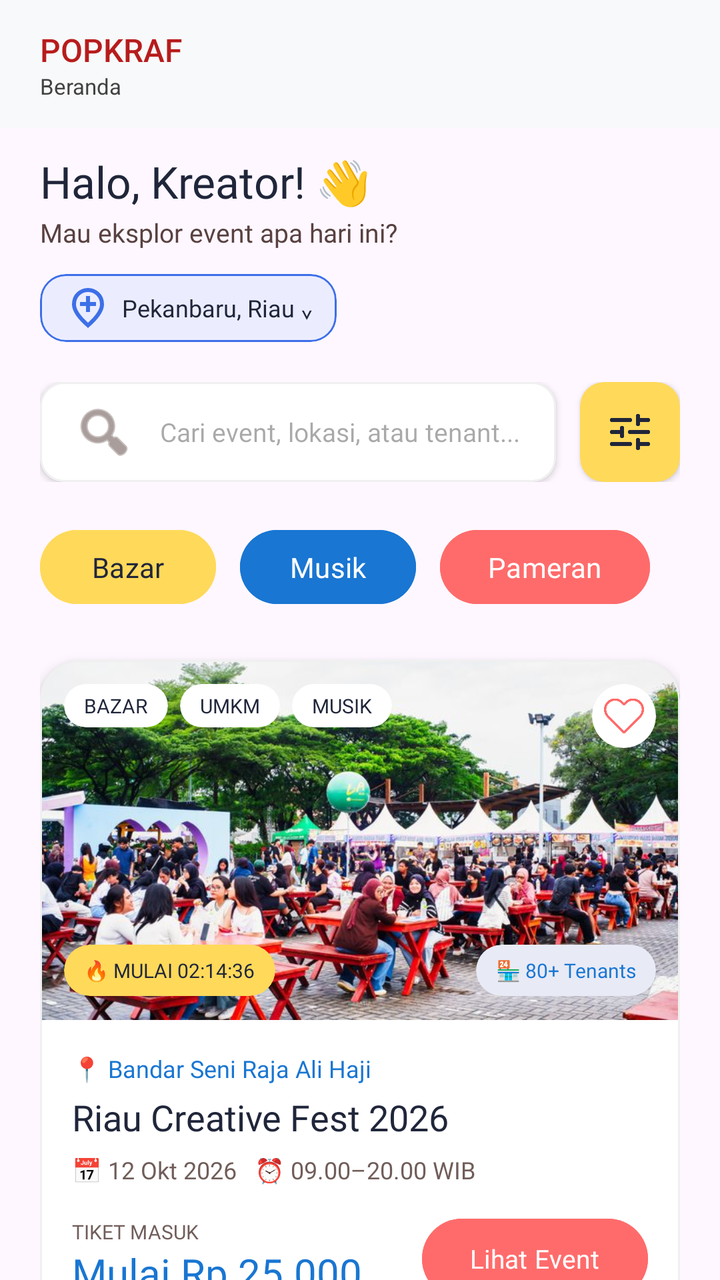
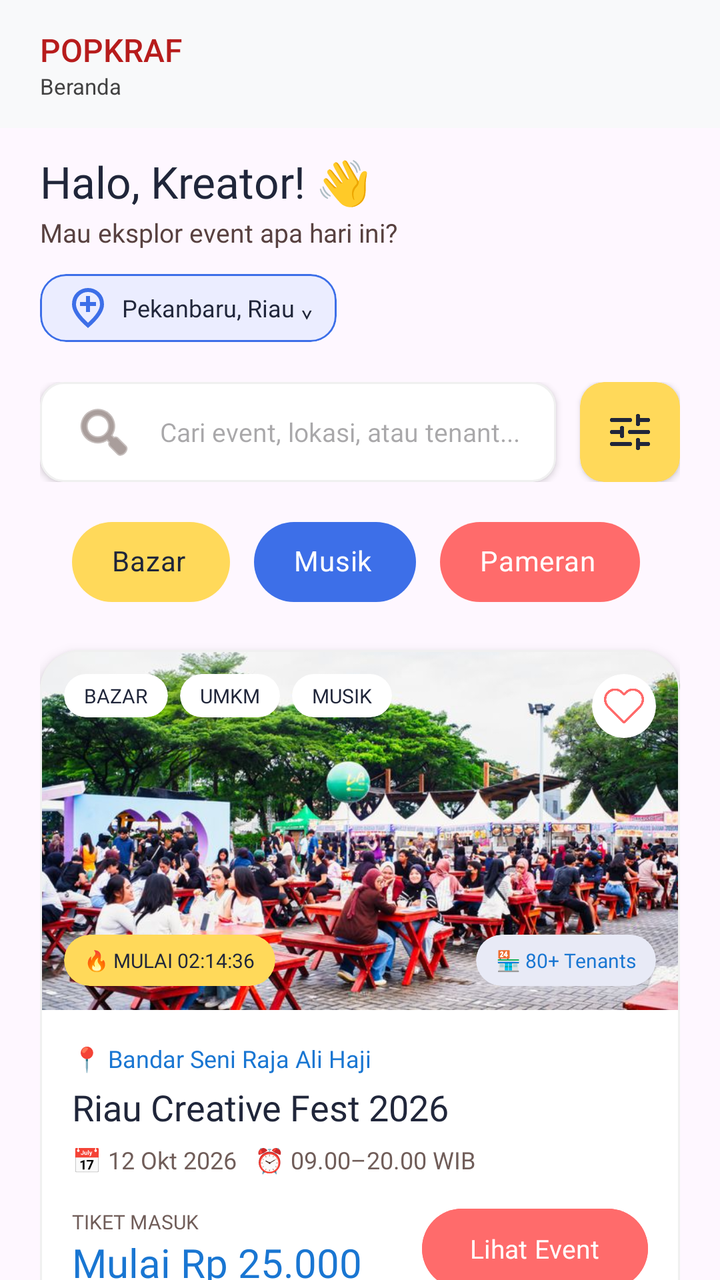

The first picture is an Android layout as it rendered before a commit; the second is the same layout after the commit. The layout source and the unified diff follow.
<!-- AndroidManifest.xml: application theme Theme.Projek_Ghania_Mobile -->
<!-- res/layout/activity_home_fragment.xml -->
<?xml version="1.0" encoding="utf-8"?>
<androidx.constraintlayout.widget.ConstraintLayout
    xmlns:android="http://schemas.android.com/apk/res/android"
    xmlns:app="http://schemas.android.com/apk/res-auto"
    xmlns:tools="http://schemas.android.com/tools"
    android:layout_width="match_parent"
    android:layout_height="match_parent">
    <androidx.appcompat.widget.Toolbar
        android:id="@+id/toolbar"
        android:layout_width="match_parent"
        android:layout_height="?attr/actionBarSize"
        android:background="#F8F9FA"
        app:contentInsetStart="0dp"
        app:layout_constraintEnd_toEndOf="parent"
        app:layout_constraintStart_toStartOf="parent"
        app:layout_constraintTop_toTopOf="parent">

        <androidx.constraintlayout.widget.ConstraintLayout
            android:layout_width="match_parent"
            android:layout_height="match_parent"
            android:paddingHorizontal="20dp">

            <LinearLayout
                android:id="@+id/linearLayout"
                android:layout_width="wrap_content"
                android:layout_height="wrap_content"
                android:orientation="vertical"
                app:layout_constraintBottom_toBottomOf="parent"
                app:layout_constraintStart_toStartOf="parent"
                app:layout_constraintTop_toTopOf="parent">

                <TextView
                    android:layout_width="wrap_content"
                    android:layout_height="wrap_content"
                    android:fontFamily="sans-serif-medium"
                    android:text="POPKRAF"
                    android:textColor="#B71C1C"
                    android:textSize="16sp" />

                <TextView
                    android:layout_width="wrap_content"
                    android:layout_height="wrap_content"
                    android:text="Beranda"
                    android:textColor="#424242"
                    android:textSize="11sp" />
            </LinearLayout>
        </androidx.constraintlayout.widget.ConstraintLayout>
    </androidx.appcompat.widget.Toolbar>

    <androidx.core.widget.NestedScrollView
        android:layout_width="match_parent"
        android:layout_height="0dp"
        android:clipToPadding="false"
        android:paddingBottom="110dp"
        app:layout_constraintBottom_toBottomOf="parent"
        app:layout_constraintEnd_toEndOf="parent"
        app:layout_constraintStart_toStartOf="parent"
        app:layout_constraintTop_toBottomOf="@+id/toolbar">

        <LinearLayout
            android:layout_width="match_parent"
            android:layout_height="wrap_content"
            android:orientation="vertical"
            android:paddingHorizontal="20dp"
            android:paddingTop="12dp">

            <TextView
                android:id="@+id/tvSapaan"
                android:layout_width="wrap_content"
                android:layout_height="wrap_content"
                android:fontFamily="@font/nunito_extrabold"
                android:text="Halo, Kreator! 👋"
                android:textColor="@color/deep_ink"
                android:textSize="22sp" />

            <TextView
                android:layout_width="wrap_content"
                android:layout_height="wrap_content"
                android:layout_marginTop="2dp"
                android:fontFamily="@font/nunito_regular"
                android:text="Mau eksplor event apa hari ini?"
                android:textColor="@color/secondary_text"
                android:textSize="13sp" />

            <com.google.android.material.card.MaterialCardView
                android:layout_width="wrap_content"
                android:layout_height="wrap_content"
                android:layout_marginTop="12dp"
                app:cardBackgroundColor="#EBEDFF"
                app:cardCornerRadius="13dp"
                app:cardElevation="0dp"
                app:strokeWidth="1dp"
                app:strokeColor="@color/cobalt_blue">

                <TextView
                    android:layout_width="wrap_content"
                    android:layout_height="wrap_content"
                    android:drawablePadding="5dp"
                    android:drawableStart="@drawable/ic_lokasi"
                    android:drawableTint="@color/cobalt_blue"
                    android:gravity="center_vertical"
                    android:fontFamily="@font/nunito_bold"
                    android:paddingHorizontal="12dp"
                    android:paddingVertical="5dp"
                    android:text="Pekanbaru, Riau ⌄"
                    android:textColor="@color/deep_ink"
                    android:textSize="12sp" />
            </com.google.android.material.card.MaterialCardView>

            <LinearLayout
                android:layout_width="match_parent"
                android:layout_height="50dp"
                android:layout_marginTop="20dp"
                android:orientation="horizontal">

                <com.google.android.material.card.MaterialCardView
                    android:layout_width="0dp"
                    android:layout_height="match_parent"
                    android:layout_weight="1"
                    app:cardBackgroundColor="#FFFFFF"
                    app:cardCornerRadius="12dp"
                    app:cardElevation="2dp"
                    app:strokeColor="#F0F0F0"
                    app:strokeWidth="1dp">

                    <EditText
                        android:id="@+id/etSearch"
                        android:layout_width="match_parent"
                        android:layout_height="match_parent"
                        android:background="@null"
                        android:drawableStart="@android:drawable/ic_menu_search"
                        android:drawablePadding="12dp"
                        android:drawableTint="#705D59"
                        android:fontFamily="@font/nunito_regular"
                        android:hint="Cari event, lokasi, atau tenant..."
                        android:paddingHorizontal="16dp"
                        android:textSize="13sp" />
                </com.google.android.material.card.MaterialCardView>

                <com.google.android.material.card.MaterialCardView
                    android:id="@+id/btnFilter"
                    android:layout_width="50dp"
                    android:layout_height="50dp"
                    android:layout_marginStart="12dp"
                    app:cardBackgroundColor="@color/sun_yellow"
                    app:cardCornerRadius="12dp"
                    app:cardElevation="2dp"
                    app:strokeWidth="0dp">

                    <ImageView
                        android:layout_width="24dp"
                        android:layout_height="24dp"
                        android:layout_gravity="center"
                        android:src="@drawable/ic_settings"
                        app:tint="@color/deep_ink" />
                </com.google.android.material.card.MaterialCardView>
            </LinearLayout>

            <HorizontalScrollView
                android:layout_width="match_parent"
                android:layout_height="wrap_content"
                android:layout_marginTop="20dp"
                android:scrollbars="none">

                <LinearLayout
                    android:layout_width="wrap_content"
                    android:layout_height="wrap_content"
                    android:orientation="horizontal"
                    android:paddingBottom="4dp">

                    <Button
                        android:layout_width="wrap_content"
                        android:layout_height="45dp"
                        android:layout_marginEnd="12dp"
                        android:fontFamily="@font/nunito_bold"
                        android:text="Bazar"
                        android:textColor="#20263A"
                        android:backgroundTint="#FFD95A" />

                    <Button
                        android:layout_width="wrap_content"
                        android:layout_height="45dp"
                        android:layout_marginEnd="12dp"
                        android:fontFamily="@font/nunito_bold"
                        android:text="Musik"
                        android:textColor="#FFFFFF"
                        android:backgroundTint="#1976D2" />

                    <Button
                        android:layout_width="wrap_content"
                        android:layout_height="45dp"
                        android:fontFamily="@font/nunito_bold"
                        android:text="Pameran"
                        android:textColor="#FFFFFF"
                        android:backgroundTint="#FF6B6B" />

                </LinearLayout>
            </HorizontalScrollView>

            <com.google.android.material.card.MaterialCardView
                android:layout_width="match_parent"
                android:layout_height="wrap_content"
                android:layout_marginTop="20dp"
                app:cardBackgroundColor="#FFFFFF"
                app:cardCornerRadius="20dp"
                app:cardElevation="4dp"
                app:strokeColor="#F0F0F0"
                app:strokeWidth="1dp">

                <androidx.constraintlayout.widget.ConstraintLayout
                    android:layout_width="match_parent"
                    android:layout_height="wrap_content"
                    android:paddingBottom="20dp">

                    <ImageView
                        android:id="@+id/ivEventImage"
                        android:layout_width="match_parent"
                        android:layout_height="180dp"
                        android:background="#E0E0E0"
                        android:scaleType="centerCrop"
                        app:layout_constraintTop_toTopOf="parent"
                        app:srcCompat="@drawable/event_pku"/>

                    <LinearLayout
                        android:layout_width="wrap_content"
                        android:layout_height="wrap_content"
                        android:layout_marginStart="12dp"
                        android:layout_marginTop="12dp"
                        android:orientation="horizontal"
                        app:layout_constraintStart_toStartOf="parent"
                        app:layout_constraintTop_toTopOf="parent">

                        <com.google.android.material.card.MaterialCardView
                            android:layout_width="wrap_content"
                            android:layout_height="wrap_content"
                            android:layout_marginEnd="6dp"
                            app:cardBackgroundColor="#FFFFFF"
                            app:cardCornerRadius="12dp"
                            app:strokeWidth="0dp">
                            <TextView
                                android:layout_width="wrap_content"
                                android:layout_height="wrap_content"
                                android:fontFamily="@font/nunito_bold"
                                android:paddingHorizontal="10dp"
                                android:paddingVertical="4dp"
                                android:text="BAZAR"
                                android:textColor="#20263A"
                                android:textSize="10sp" />
                        </com.google.android.material.card.MaterialCardView>

                        <com.google.android.material.card.MaterialCardView
                            android:layout_width="wrap_content"
                            android:layout_height="wrap_content"
                            android:layout_marginEnd="6dp"
                            app:cardBackgroundColor="#FFFFFF"
                            app:cardCornerRadius="12dp"
                            app:strokeWidth="0dp">
                            <TextView
                                android:layout_width="wrap_content"
                                android:layout_height="wrap_content"
                                android:fontFamily="@font/nunito_bold"
                                android:paddingHorizontal="10dp"
                                android:paddingVertical="4dp"
                                android:text="UMKM"
                                android:textColor="#20263A"
                                android:textSize="10sp" />
                        </com.google.android.material.card.MaterialCardView>

                        <com.google.android.material.card.MaterialCardView
                            android:layout_width="wrap_content"
                            android:layout_height="wrap_content"
                            app:cardBackgroundColor="#FFFFFF"
                            app:cardCornerRadius="12dp"
                            app:strokeWidth="0dp">
                            <TextView
                                android:layout_width="wrap_content"
                                android:layout_height="wrap_content"
                                android:fontFamily="@font/nunito_bold"
                                android:paddingHorizontal="10dp"
                                android:paddingVertical="4dp"
                                android:text="MUSIK"
                                android:textColor="#20263A"
                                android:textSize="10sp" />
                        </com.google.android.material.card.MaterialCardView>
                    </LinearLayout>

                    <com.google.android.material.card.MaterialCardView
                        android:layout_width="32dp"
                        android:layout_height="32dp"
                        android:layout_marginTop="12dp"
                        android:layout_marginEnd="12dp"
                        app:cardBackgroundColor="#FFFFFF"
                        app:cardCornerRadius="16dp"
                        app:strokeWidth="0dp"
                        app:layout_constraintEnd_toEndOf="parent"
                        app:layout_constraintTop_toTopOf="parent">

                        <ImageView
                            android:layout_width="match_parent"
                            android:layout_height="match_parent"
                            android:padding="6dp"
                            android:src="@drawable/heart"
                            app:tint="@color/coral" />
                    </com.google.android.material.card.MaterialCardView>

                    <com.google.android.material.card.MaterialCardView
                        android:layout_width="wrap_content"
                        android:layout_height="wrap_content"
                        android:layout_marginStart="12dp"
                        android:layout_marginBottom="12dp"
                        app:cardBackgroundColor="#FFD95A"
                        app:cardCornerRadius="14dp"
                        app:layout_constraintBottom_toBottomOf="@+id/ivEventImage"
                        app:layout_constraintStart_toStartOf="parent"
                        app:strokeWidth="0dp">
                        <TextView
                            android:layout_width="wrap_content"
                            android:layout_height="wrap_content"
                            android:fontFamily="@font/nunito_bold"
                            android:paddingHorizontal="10dp"
                            android:paddingVertical="6dp"
                            android:text="🔥 MULAI 02:14:36"
                            android:textColor="#20263A"
                            android:textSize="10sp" />
                    </com.google.android.material.card.MaterialCardView>

                    <com.google.android.material.card.MaterialCardView
                        android:layout_width="wrap_content"
                        android:layout_height="wrap_content"
                        android:layout_marginEnd="12dp"
                        android:layout_marginBottom="12dp"
                        app:cardBackgroundColor="#E8EAF6"
                        app:cardCornerRadius="14dp"
                        app:layout_constraintBottom_toBottomOf="@+id/ivEventImage"
                        app:layout_constraintEnd_toEndOf="parent"
                        app:strokeWidth="0dp">
                        <TextView
                            android:layout_width="wrap_content"
                            android:layout_height="wrap_content"
                            android:fontFamily="@font/nunito_bold"
                            android:paddingHorizontal="10dp"
                            android:paddingVertical="6dp"
                            android:text="🏪 80+ Tenants"
                            android:textColor="#1976D2"
                            android:textSize="10sp" />
                    </com.google.android.material.card.MaterialCardView>

                    <TextView
                        android:id="@+id/tvLocationEvent"
                        android:layout_width="wrap_content"
                        android:layout_height="wrap_content"
                        android:layout_marginStart="16dp"
                        android:layout_marginTop="16dp"
                        android:fontFamily="@font/nunito_bold"
                        android:text="📍 Bandar Seni Raja Ali Haji"
                        android:textColor="#1976D2"
                        android:textSize="12sp"
                        app:layout_constraintStart_toStartOf="parent"
                        app:layout_constraintTop_toBottomOf="@+id/ivEventImage" />

                    <TextView
                        android:id="@+id/tvEventTitle"
                        android:layout_width="match_parent"
                        android:layout_height="wrap_content"
                        android:layout_marginHorizontal="16dp"
                        android:layout_marginTop="4dp"
                        android:fontFamily="@font/nunito_extrabold"
                        android:text="Riau Creative Fest 2026"
                        android:textColor="#20263A"
                        android:textSize="18sp"
                        app:layout_constraintTop_toBottomOf="@+id/tvLocationEvent" />

                    <TextView
                        android:id="@+id/tvEventDateTime"
                        android:layout_width="match_parent"
                        android:layout_height="wrap_content"
                        android:layout_marginHorizontal="16dp"
                        android:layout_marginTop="6dp"
                        android:fontFamily="@font/nunito_regular"
                        android:text="📅 12 Okt 2026   ⏰ 09.00–20.00 WIB"
                        android:textColor="#705D59"
                        android:textSize="12sp"
                        app:layout_constraintTop_toBottomOf="@+id/tvEventTitle" />

                    <TextView
                        android:id="@+id/tvLabelHarga"
                        android:layout_width="wrap_content"
                        android:layout_height="wrap_content"
                        android:layout_marginStart="16dp"
                        android:layout_marginTop="16dp"
                        android:fontFamily="@font/nunito_extrabold"
                        android:text="TIKET MASUK"
                        android:textColor="#705D59"
                        android:textSize="10sp"
                        app:layout_constraintStart_toStartOf="parent"
                        app:layout_constraintTop_toBottomOf="@+id/tvEventDateTime" />

                    <TextView
                        android:id="@+id/tvEventPrice"
                        android:layout_width="wrap_content"
                        android:layout_height="wrap_content"
                        android:fontFamily="@font/nunito_extrabold"
                        android:text="Mulai Rp 25.000"
                        android:textColor="#1976D2"
                        android:textSize="20sp"
                        app:layout_constraintStart_toStartOf="@+id/tvLabelHarga"
                        app:layout_constraintTop_toBottomOf="@+id/tvLabelHarga" />

                    <Button
                        android:id="@+id/btnLihatEvent"
                        android:layout_width="wrap_content"
                        android:layout_height="48dp"
                        android:layout_marginEnd="16dp"
                        android:fontFamily="@font/nunito_bold"
                        android:text="Lihat Event"
                        android:textColor="#FFFFFF"
                        android:textSize="13sp"
                        android:backgroundTint="#FF6B6B"
                        app:layout_constraintBottom_toBottomOf="@+id/tvEventPrice"
                        app:layout_constraintEnd_toEndOf="parent"
                        app:layout_constraintTop_toTopOf="@+id/tvLabelHarga" />

                </androidx.constraintlayout.widget.ConstraintLayout>
            </com.google.android.material.card.MaterialCardView>

            <LinearLayout
                android:layout_width="match_parent"
                android:layout_height="wrap_content"
                android:orientation="horizontal"
                android:layout_marginTop="15dp"
                android:padding="16dp"
                android:gravity="center_vertical"
                android:background="@color/lilac">

                <ImageView
                    android:id="@+id/ivMegaphone"
                    android:layout_width="44dp"
                    android:layout_height="44dp"
                    android:background="@color/sun_yellow"
                    android:padding="10dp"
                    android:src="@drawable/ic_announcement"
                    app:tint="@color/deep_ink" />

                <LinearLayout
                    android:layout_width="0dp"
                    android:layout_height="wrap_content"
                    android:layout_weight="1"
                    android:orientation="vertical"
                    android:layout_marginStart="12dp"
                    android:layout_marginEnd="12dp">

                    <TextView
                        android:id="@+id/tvTenantTitle"
                        android:layout_width="wrap_content"
                        android:layout_height="wrap_content"
                        android:fontFamily="@font/nunito_bold"
                        android:text="Punya Event atau Tenant?"
                        android:textColor="@color/deep_ink"
                        android:textSize="13sp" />

                    <TextView
                        android:id="@+id/tvTenantSubtitle"
                        android:layout_width="wrap_content"
                        android:layout_height="wrap_content"
                        android:fontFamily="@font/nunito_regular"
                        android:text="Buka lapak kreasimu di PopKraf !"
                        android:textColor="@color/secondary_text"
                        android:textSize="11sp" />
                </LinearLayout>

                <Button
                    android:id="@+id/btnDaftarTenant"
                    android:layout_width="wrap_content"
                    android:layout_height="40dp"
                    android:fontFamily="@font/nunito_bold"
                    android:text="Daftar"
                    android:textColor="@color/white"
                    android:textSize="12sp"
                    android:backgroundTint="@color/deep_ink" />

            </LinearLayout>
        </LinearLayout>
    </androidx.core.widget.NestedScrollView>
</androidx.constraintlayout.widget.ConstraintLayout>
<!-- resources referenced by this layout -->
<resources>
  <color name="cobalt_blue">#3D6FE8</color>
  <color name="coral">#FF6B6B</color>
  <color name="deep_ink">#20263A</color>
  <color name="lilac">#EBEDFF</color>
  <color name="secondary_text">#584140</color>
  <color name="sun_yellow">#FFD95A</color>
  <color name="white">#FFFFFF</color>
  <!-- drawable event_pku: jpg bitmap (drawable, 94504 bytes) -->
  <!-- drawable heart: png bitmap (drawable, 7608 bytes) -->
  <!-- drawable ic_announcement: png bitmap (drawable, 12164 bytes) -->
  <!-- drawable ic_lokasi (drawable) -->
  <vector xmlns:android="http://schemas.android.com/apk/res/android" android:height="24dp" android:tint="#000000" android:viewportHeight="960" android:viewportWidth="960" android:width="24dp">
        
      <path android:fillColor="@android:color/white" android:pathData="M440,560L520,560L520,440L640,440L640,360L520,360L520,240L440,240L440,360L320,360L320,440L440,440L440,560ZM480,774Q602,662 661,570.5Q720,479 720,408Q720,299 650.5,229.5Q581,160 480,160Q379,160 309.5,229.5Q240,299 240,408Q240,479 299,570.5Q358,662 480,774ZM480,880Q319,743 239.5,625.5Q160,508 160,408Q160,258 256.5,169Q353,80 480,80Q607,80 703.5,169Q800,258 800,408Q800,508 720.5,625.5Q641,743 480,880ZM480,400Q480,400 480,400Q480,400 480,400Q480,400 480,400Q480,400 480,400Q480,400 480,400Q480,400 480,400Q480,400 480,400Q480,400 480,400Z"/>
      
  </vector>
  <!-- drawable ic_settings: png bitmap (drawable, 6645 bytes) -->
  <style name="Theme.Projek_Ghania_Mobile" parent="Base.Theme.Projek_Ghania_Mobile" />
  <style name="Base.Theme.Projek_Ghania_Mobile" parent="Theme.Material3.DayNight.NoActionBar">
          
          
      </style>
</resources>

<!-- the commit's change to res/layout/activity_home_fragment.xml (unified diff, before → after) -->
@@ -157,44 +157,94 @@
             </LinearLayout>
 
             <HorizontalScrollView
+                android:id="@+id/scrollChipGroup"
                 android:layout_width="match_parent"
                 android:layout_height="wrap_content"
-                android:layout_marginTop="20dp"
-                android:scrollbars="none">
-
-                <LinearLayout
+                android:layout_marginTop="16dp"
+                android:layout_marginHorizontal="16dp"
+                android:scrollbars="none"
+                app:layout_constraintTop_toBottomOf="@id/etSearch"
+                app:layout_constraintStart_toStartOf="parent"
+                app:layout_constraintEnd_toEndOf="parent">
+
+                <com.google.android.material.chip.ChipGroup
+                    android:id="@+id/chipGroupKategori"
                     android:layout_width="wrap_content"
                     android:layout_height="wrap_content"
-                    android:orientation="horizontal"
-                    android:paddingBottom="4dp">
-
-                    <Button
-                        android:layout_width="wrap_content"
-                        android:layout_height="45dp"
-                        android:layout_marginEnd="12dp"
-                        android:fontFamily="@font/nunito_bold"
+                    app:singleLine="true"
+                    app:singleSelection="false"
+                    app:chipSpacingHorizontal="12dp">
+
+                    <com.google.android.material.chip.Chip
+                        android:id="@+id/chipBazar"
+                        style="@style/Widget.MaterialComponents.Chip.Choice"
+                        android:layout_width="wrap_content"
+                        android:layout_height="wrap_content"
                         android:text="Bazar"
-                        android:textColor="#20263A"
-                        android:backgroundTint="#FFD95A" />
-
-                    <Button
-                        android:layout_width="wrap_content"
-                        android:layout_height="45dp"
-                        android:layout_marginEnd="12dp"
-                        android:fontFamily="@font/nunito_bold"
+                        android:textColor="@color/deep_ink"
+                        android:fontFamily="@font/nunito_black"
+                        android:textStyle="bold"
+                        android:checkable="true"
+                        app:checkedIconVisible="true"
+                        app:chipBackgroundColor="@color/sun_yellow"
+                        app:chipCornerRadius="20dp"
+                        app:chipMinHeight="40dp"
+                        app:textStartPadding="16dp"
+                        app:textEndPadding="16dp"/>
+
+                    <com.google.android.material.chip.Chip
+                        android:id="@+id/chipMusik"
+                        style="@style/Widget.MaterialComponents.Chip.Choice"
+                        android:layout_width="wrap_content"
+                        android:layout_height="wrap_content"
                         android:text="Musik"
-                        android:textColor="#FFFFFF"
-                        android:backgroundTint="#1976D2" />
-
-                    <Button
-                        android:layout_width="wrap_content"
-                        android:layout_height="45dp"
-                        android:fontFamily="@font/nunito_bold"
+                        android:fontFamily="@font/nunito_black"
+                        android:textColor="@color/white"
+                        android:textStyle="bold"
+                        android:checkable="true"
+                        app:checkedIconVisible="true"
+                        app:chipBackgroundColor="@color/cobalt_blue"
+                        app:chipCornerRadius="20dp"
+                        app:chipMinHeight="40dp"
+                        app:textStartPadding="16dp"
+                        app:textEndPadding="16dp"/>
+
+                    <com.google.android.material.chip.Chip
+                        android:id="@+id/chipPameran"
+                        style="@style/Widget.MaterialComponents.Chip.Choice"
+                        android:layout_width="wrap_content"
+                        android:layout_height="wrap_content"
                         android:text="Pameran"
-                        android:textColor="#FFFFFF"
-                        android:backgroundTint="#FF6B6B" />
-
-                </LinearLayout>
+                        android:textColor="@color/white"
+                        android:fontFamily="@font/nunito_black"
+                        android:textStyle="bold"
+                        android:checkable="true"
+                        app:checkedIconVisible="true"
+                        app:chipBackgroundColor="@color/coral"
+                        app:chipCornerRadius="20dp"
+                        app:chipMinHeight="40dp"
+                        app:textStartPadding="16dp"
+                        app:textEndPadding="16dp"/>
+
+                    <com.google.android.material.chip.Chip
+                        android:id="@+id/chipFestival"
+                        style="@style/Widget.MaterialComponents.Chip.Choice"
+                        android:layout_width="wrap_content"
+                        android:layout_height="wrap_content"
+                        android:text="Festival"
+                        android:textColor="@color/deep_ink"
+                        android:fontFamily="@font/nunito_black"
+                        android:textStyle="bold"
+                        android:checkable="true"
+                        app:checkedIconVisible="true"
+                        app:chipBackgroundColor="@color/sun_yellow"
+                        app:chipCornerRadius="20dp"
+                        app:chipMinHeight="40dp"
+                        app:textStartPadding="16dp"
+                        app:textEndPadding="16dp"/>
+
+
+                </com.google.android.material.chip.ChipGroup>
             </HorizontalScrollView>
 
             <com.google.android.material.card.MaterialCardView
